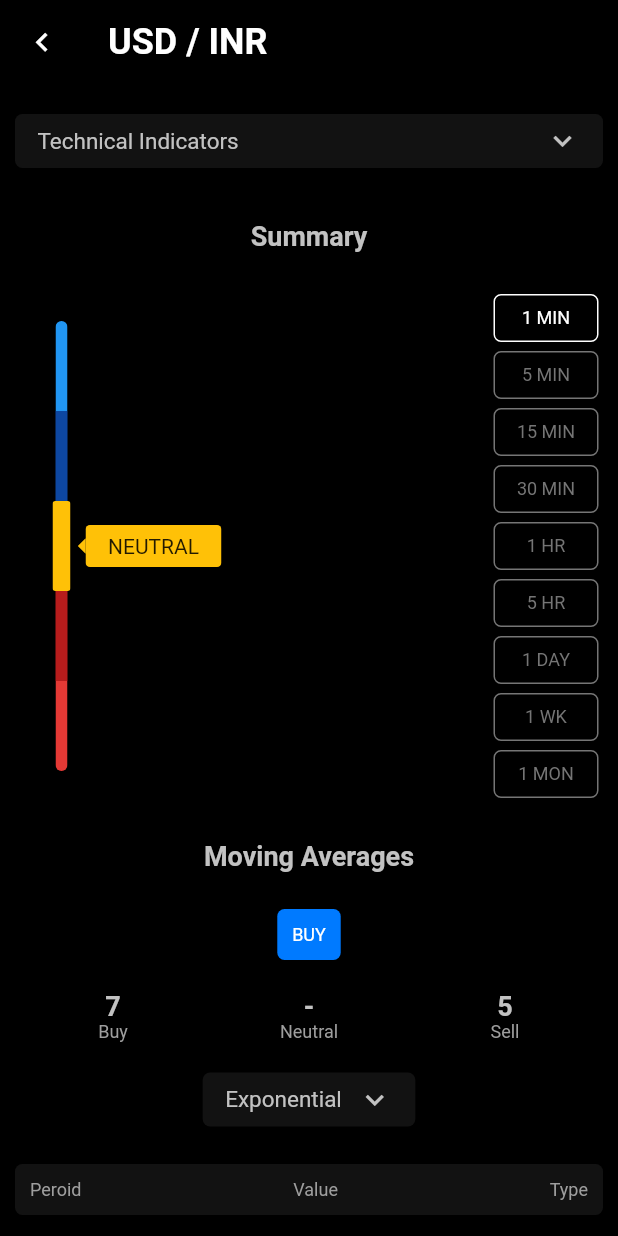
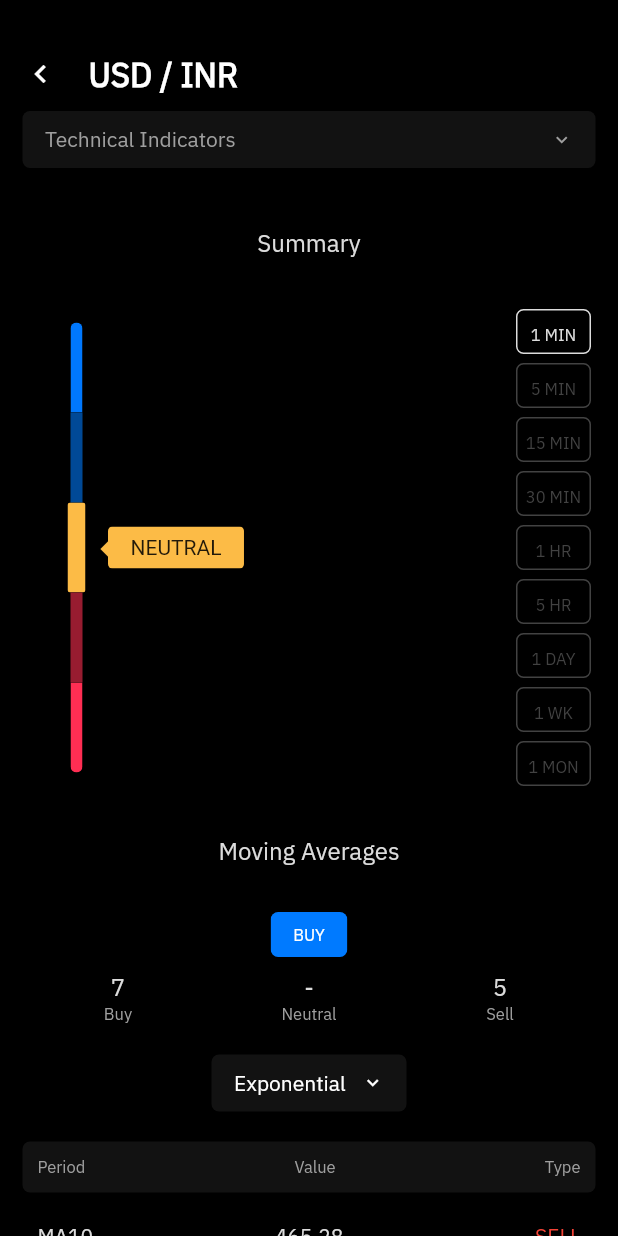
Before and after one commit to shivamsoni1501/flutter_intern, a Flutter app: the screen it shows after launch, on a phone screen of 412 x 824 dp. Run offline on Flutter 3.47's test engine with Material 2 defaults, Android fonts, the phone set to English and light mode, and no system bars.

Commit message:
adding more changes

```diff
--- a/lib/main.dart
+++ b/lib/main.dart
@@ -12,27 +12,24 @@ class MyApp extends StatelessWidget {
       title: 'Flutter Intern',
       debugShowCheckedModeBanner: false,
       theme: ThemeData(
+        fontFamily: 'IBMPlex',
         textTheme: Theme.of(context).textTheme.copyWith(
               headline1: TextStyle(
                 color: Colors.white,
                 fontWeight: FontWeight.bold,
-                fontSize: 24,
+                fontSize: 22,
               ),
               headline2: TextStyle(
-                color: Color(0xffC2C2C2),
-                fontWeight: FontWeight.bold,
-                // fontWeight: FontWeight.bold,
-                fontSize: 18,
+                color: Color(0xFFDCDCDC),
+                fontSize: 16,
               ),
               headline3: TextStyle(
-                color: Color(0xffC2C2C2),
-                // fontWeight: FontWeight.b,
-                fontSize: 15,
+                color: Color(0xFFDCDCDC),
+                fontSize: 14,
               ),
               headline4: TextStyle(
-                color: Colors.grey,
-                // fontWeight: FontWeight.b,
-                fontSize: 12,
+                color: Color(0xFF9F9F9F),
+                fontSize: 11,
               ),
             ),
       ),
--- a/lib/screen/home_screen.dart
+++ b/lib/screen/home_screen.dart
@@ -9,25 +9,27 @@ class HomeScreen extends StatelessWidget {
   @override
   Widget build(BuildContext context) {
     return Scaffold(
-      appBar: AppBar(
-        leading: Icon(
-          Icons.keyboard_arrow_left,
-          size: 25,
-        ),
-        title: Text(
-          'USD / INR',
-          style: Theme.of(context).textTheme.headline1,
-        ),
-        elevation: 0,
-        backgroundColor: Colors.black,
-      ),
       backgroundColor: Colors.black,
       body: SingleChildScrollView(
-        padding: const EdgeInsets.all(10),
+        padding: const EdgeInsets.all(15),
         child: Column(
           crossAxisAlignment: CrossAxisAlignment.stretch,
           children: [
-            BackgroundText('Technical Indicators', true),
+            SizedBox(height: 20),
+            Row(
+              children: [
+                Icon(
+                  Icons.keyboard_arrow_left,
+                  color: Colors.white,
+                ),
+                SizedBox(width: 20),
+                Text(
+                  'USD / INR',
+                  style: Theme.of(context).textTheme.headline1,
+                )
+              ],
+            ),
+            BackgroundText('Technical Indicators', true, Color(0xFF9F9F9F)),
             Summary(),
             MovingAve(),
             Oscillators(),
--- a/lib/widgets/basic/arrow_container.dart
+++ b/lib/widgets/basic/arrow_container.dart
@@ -11,12 +11,12 @@ class ArrowC extends StatelessWidget {
       clipBehavior: Clip.none,
       children: [
         Positioned(
-          top: 2,
-          left: -14,
+          top: -5,
+          left: -20,
           child: Icon(
             Icons.arrow_left,
             color: color,
-            // size: 10,
+            size: 40,
           ),
         ),
         ClipRRect(
@@ -26,10 +26,6 @@ class ArrowC extends StatelessWidget {
             padding: EdgeInsets.symmetric(horizontal: 15, vertical: 6),
             child: Text(
               text,
-
-              // style: Theme.of(context).textTheme.headline3?.copyWith(
-              //       color: Colors.black,
-              //     ),
             ),
           ),
         ),
--- a/lib/widgets/basic/background_text.dart
+++ b/lib/widgets/basic/background_text.dart
@@ -2,34 +2,34 @@ import 'package:flutter/material.dart';
 
 class BackgroundText extends StatelessWidget {
   final String text;
+  final Color color;
   final bool isLong;
-  BackgroundText(this.text, this.isLong);
+  BackgroundText(this.text, this.isLong, this.color);
 
   @override
   Widget build(BuildContext context) {
     return Container(
+      width: (isLong) ? double.infinity : 130,
       margin: EdgeInsets.symmetric(vertical: 10),
-      padding: const EdgeInsets.symmetric(horizontal: 15, vertical: 6),
+      padding: const EdgeInsets.symmetric(horizontal: 15, vertical: 10),
       decoration: BoxDecoration(
         color: Color(0xff121212),
         borderRadius: BorderRadius.circular(5),
       ),
       child: Row(
-        mainAxisSize: MainAxisSize.min,
+        mainAxisAlignment: MainAxisAlignment.spaceBetween,
+        // mainAxisSize: MainAxisSize.min,
         children: [
           Text(
             text,
-            style: Theme.of(context).textTheme.headline3,
+            style:
+                Theme.of(context).textTheme.headline3?.copyWith(color: color),
           ),
           SizedBox(width: 10),
-          if (isLong) Spacer(),
-          Icon(
-            Icons.keyboard_arrow_down,
-            color: Color(0xffC2C2C2),
-          ),
+          // if (isLong) Spacer(),
+          Icon(Icons.keyboard_arrow_down, color: color, size: 15),
         ],
       ),
     );
-    ;
   }
 }
--- a/lib/widgets/basic/button.dart
+++ b/lib/widgets/basic/button.dart
@@ -11,7 +11,8 @@ class CustomButton extends StatelessWidget {
       child: ClipRRect(
         borderRadius: BorderRadius.circular(5),
         child: Container(
-          padding: EdgeInsets.all(10),
+          // alignment: Alignment(0, .3),
+          padding: EdgeInsets.symmetric(horizontal: 15, vertical: 8),
           color: color,
           child: Text(
             text,
--- a/lib/widgets/basic/chart_row.dart
+++ b/lib/widgets/basic/chart_row.dart
@@ -22,7 +22,8 @@ class ChartRow extends StatelessWidget {
   @override
   Widget build(BuildContext context) {
     return Container(
-      height: 60,
+      // height: 60,
+      margin: EdgeInsets.only(top: 20),
       padding: EdgeInsets.only(left: 10, right: 10),
       child: Row(
         children: [
@@ -33,12 +34,10 @@ class ChartRow extends StatelessWidget {
                   Theme.of(context).textTheme.headline3?.copyWith(color: color),
             ),
           ),
-          Expanded(
-            child: Text(
-              t2,
-              style: Theme.of(context).textTheme.headline3,
-              textAlign: TextAlign.center,
-            ),
+          Text(
+            t2,
+            style: Theme.of(context).textTheme.headline3,
+            textAlign: TextAlign.center,
           ),
           Expanded(
               child: (type == TypeOptions.sell)
--- a/lib/widgets/basic/indicator.dart
+++ b/lib/widgets/basic/indicator.dart
@@ -24,27 +24,27 @@ class Indicator extends StatelessWidget {
               clipBehavior: Clip.antiAlias,
               borderRadius: BorderRadius.vertical(top: Radius.circular(10)),
               child: Container(
-                color: Colors.blue,
+                color: Color(0xFF0078FD),
                 width: 8,
               ),
             ),
           ),
-          cBox(Colors.blue.shade900),
+          cBox(Color(0xFF004996)),
           Expanded(
             child: ClipRRect(
               borderRadius: BorderRadius.circular(2),
               child: Container(
                 width: 12,
-                color: Colors.amber,
+                color: Color(0xFFFCBB46),
               ),
             ),
           ),
-          cBox(Colors.red.shade900),
+          cBox(Color(0xFF971C30)),
           Expanded(
             child: ClipRRect(
               borderRadius: BorderRadius.vertical(bottom: Radius.circular(10)),
               child: Container(
-                color: Colors.red.shade600,
+                color: Color(0xFFFF2E53),
                 width: 8,
               ),
             ),
--- a/lib/widgets/moving_averages.dart
+++ b/lib/widgets/moving_averages.dart
@@ -14,27 +14,28 @@ class MovingAve extends StatelessWidget {
     return Column(
       children: [
         Padding(
-          padding: const EdgeInsets.all(25.0),
+          padding: const EdgeInsets.all(30.0),
           child: Text(
             'Moving Averages',
             style: Theme.of(context).textTheme.headline2,
           ),
         ),
         CustomButton('BUY', Color(0xFF007AFF)),
-        SizedBox(height: 20),
+        SizedBox(height: 10),
         RowW3('7', '-', '5', Theme.of(context).textTheme.headline2!),
         RowW3('Buy', 'Neutral', 'Sell', Theme.of(context).textTheme.headline4!),
         SizedBox(height: 10),
-        BackgroundText('Exponential', false),
-        SizedBox(height: 15),
+        BackgroundText('Exponential', false, Colors.white),
+        SizedBox(height: 10),
         ChartHeadline(
-            'Peroid', 'Value', 'Type', Theme.of(context).textTheme.headline4!),
-        ChartRow('MA10', '465.28', Color(0xffC2C2C2), TypeOptions.sell),
-        ChartRow('MA20', '465.28', Color(0xffC2C2C2), TypeOptions.sell),
-        ChartRow('MA30', '465.28', Color(0xffC2C2C2), TypeOptions.buy),
-        ChartRow('MA40', '465.28', Color(0xffC2C2C2), TypeOptions.buy),
-        ChartRow('MA100', '465.28', Color(0xffC2C2C2), TypeOptions.sell),
-        ChartRow('MA200', '465.28', Color(0xffC2C2C2), TypeOptions.buy),
+            'Period', 'Value', 'Type', Theme.of(context).textTheme.headline4!),
+        ChartRow('MA10', '465.28', Color(0xFFDCDCDC), TypeOptions.sell),
+        ChartRow('MA20', '465.28', Color(0xFFDCDCDC), TypeOptions.sell),
+        ChartRow('MA30', '465.28', Color(0xFFDCDCDC), TypeOptions.buy),
+        ChartRow('MA40', '465.28', Color(0xFFDCDCDC), TypeOptions.buy),
+        ChartRow('MA100', '465.28', Color(0xFFDCDCDC), TypeOptions.sell),
+        ChartRow('MA200', '465.28', Color(0xFFDCDCDC), TypeOptions.buy),
+        SizedBox(height: 10),
       ],
     );
   }
--- a/lib/widgets/oscillators.dart
+++ b/lib/widgets/oscillators.dart
@@ -11,31 +11,36 @@ class Oscillators extends StatelessWidget {
     return Column(
       children: [
         Padding(
-          padding: const EdgeInsets.all(25.0),
+          padding: const EdgeInsets.all(30.0),
           child: Text(
             'Oscillators',
             style: Theme.of(context).textTheme.headline2,
           ),
         ),
-        CustomButton('STONG SELL', Color(0xFFFF2E50)),
+        CustomButton('STRONG SELL', Color(0xFFFF2E50)),
         SizedBox(height: 20),
         RowW3('1', '1', '9', Theme.of(context).textTheme.headline2!),
         RowW3('Buy', 'Neutral', 'Sell', Theme.of(context).textTheme.headline4!),
-        SizedBox(height: 10),
+        SizedBox(height: 20),
         ChartHeadline(
             'Name', 'Value', 'Action', Theme.of(context).textTheme.headline4!),
-        ChartRow('RSI (14)', '-53.6549', Colors.grey, TypeOptions.neutral),
-        ChartRow('CCI (20)', '-53.6549', Colors.grey, TypeOptions.sell),
-        ChartRow('ADI (14)', '-53.6549', Colors.grey, TypeOptions.buy),
         ChartRow(
-            'Awesome Oscillators', '-53.6549', Colors.grey, TypeOptions.sell),
-        ChartRow('Momentum (10)', '-53.6549', Colors.grey, TypeOptions.sell),
-        ChartRow('Stochastic RSI Fast (3,3,14,14)', '-53.6549', Colors.grey,
+            'RSI (14)', '-53.6549', Color(0xFF9F9F9F), TypeOptions.neutral),
+        ChartRow('CCI (20)', '-53.6549', Color(0xFF9F9F9F), TypeOptions.sell),
+        ChartRow('ADI (14)', '-53.6549', Color(0xFF9F9F9F), TypeOptions.buy),
+        ChartRow('Awesome Oscillators', '-53.6549', Color(0xFF9F9F9F),
             TypeOptions.sell),
-        ChartRow('William %R (14)', '-53.6549', Colors.grey, TypeOptions.sell),
-        ChartRow('Bull Bear Power', '-53.6549', Colors.grey, TypeOptions.sell),
-        ChartRow('Ultimate Oscillator (7, 14, 28)', '-53.6549', Colors.grey,
-            TypeOptions.lessVolataile),
+        ChartRow(
+            'Momentum (10)', '-53.6549', Color(0xFF9F9F9F), TypeOptions.sell),
+        ChartRow('Stochastic RSI Fast (3,3,14,14)', '-53.6549',
+            Color(0xFF9F9F9F), TypeOptions.sell),
+        ChartRow(
+            'William %R (14)', '-53.6549', Color(0xFF9F9F9F), TypeOptions.sell),
+        ChartRow(
+            'Bull Bear Power', '-53.6549', Color(0xFF9F9F9F), TypeOptions.sell),
+        ChartRow('Ultimate Oscillator (7, 14, 28)', '-53.6549',
+            Color(0xFF9F9F9F), TypeOptions.lessVolataile),
+        SizedBox(height: 10),
       ],
     );
   }
--- a/lib/widgets/pivote_points.dart
+++ b/lib/widgets/pivote_points.dart
@@ -29,17 +29,17 @@ class PivotePoints extends StatelessWidget {
     return Column(
       children: [
         Padding(
-          padding: const EdgeInsets.all(25.0),
+          padding: const EdgeInsets.all(30.0),
           child: Text(
-            'Pivote Points',
+            'Pivot Points',
             style: Theme.of(context).textTheme.headline2,
           ),
         ),
-        BackgroundText('Classic', false),
+        BackgroundText('Classic', false, Colors.white),
         lastChartRow(context, 'S3', '456.87'),
         lastChartRow(context, 'S2', '456.87'),
         lastChartRow(context, 'S1', '456.87'),
-        lastChartRow(context, 'Pivote Points', '456.87'),
+        lastChartRow(context, 'Pivot Points', '456.87'),
         lastChartRow(context, 'R1', '456.87'),
         lastChartRow(context, 'R2', '456.87'),
         lastChartRow(context, 'R3', '456.87'),
--- a/lib/widgets/summary.dart
+++ b/lib/widgets/summary.dart
@@ -6,8 +6,9 @@ import 'basic/indicator.dart';
 class Summary extends StatelessWidget {
   textBox(context, text, color) {
     return Container(
-      padding: EdgeInsets.all(8),
-      width: 70,
+      alignment: Alignment(0, .3),
+      width: 50,
+      height: 30,
       margin: EdgeInsets.all(3),
       decoration: BoxDecoration(
           borderRadius: BorderRadius.circular(5),
@@ -25,33 +26,35 @@ class Summary extends StatelessWidget {
     return Column(
       children: [
         Padding(
-          padding: const EdgeInsets.all(25.0),
+          padding: const EdgeInsets.all(30.0),
           child: Text(
             'Summary',
             style: Theme.of(context).textTheme.headline2,
           ),
         ),
         Row(
+          crossAxisAlignment: CrossAxisAlignment.center,
           children: [
-            SizedBox(width: 25),
+            SizedBox(width: 30),
             Indicator(300),
-            SizedBox(width: 10),
-            ArrowC(Colors.amber, 'NEUTRAL'),
+            SizedBox(width: 15),
+            ArrowC(Color(0xFFFCBB46), 'NEUTRAL'),
             Spacer(),
             Column(
               mainAxisSize: MainAxisSize.min,
               children: [
-                textBox(context, '1 MIN', Colors.white),
-                textBox(context, '5 MIN', Colors.grey.shade600),
-                textBox(context, '15 MIN', Colors.grey.shade600),
-                textBox(context, '30 MIN', Colors.grey.shade600),
-                textBox(context, '1 HR', Colors.grey.shade600),
-                textBox(context, '5 HR', Colors.grey.shade600),
-                textBox(context, '1 DAY', Colors.grey.shade600),
-                textBox(context, '1 WK', Colors.grey.shade600),
-                textBox(context, '1 MON', Colors.grey.shade600),
+                textBox(context, '1 MIN', Color(0xFFDCDCDC)),
+                textBox(context, '5 MIN', Color(0xFF424242)),
+                textBox(context, '15 MIN', Color(0xFF424242)),
+                textBox(context, '30 MIN', Color(0xFF424242)),
+                textBox(context, '1 HR', Color(0xFF424242)),
+                textBox(context, '5 HR', Color(0xFF424242)),
+                textBox(context, '1 DAY', Color(0xFF424242)),
+                textBox(context, '1 WK', Color(0xFF424242)),
+                textBox(context, '1 MON', Color(0xFF424242)),
               ],
-            )
+            ),
+            SizedBox(height: 10),
           ],
         ),
       ],
```
Also changed, not shown: pubspec.yaml (+7 -6 lines), assets/IBMPlexSans-Regular.ttf (added).
